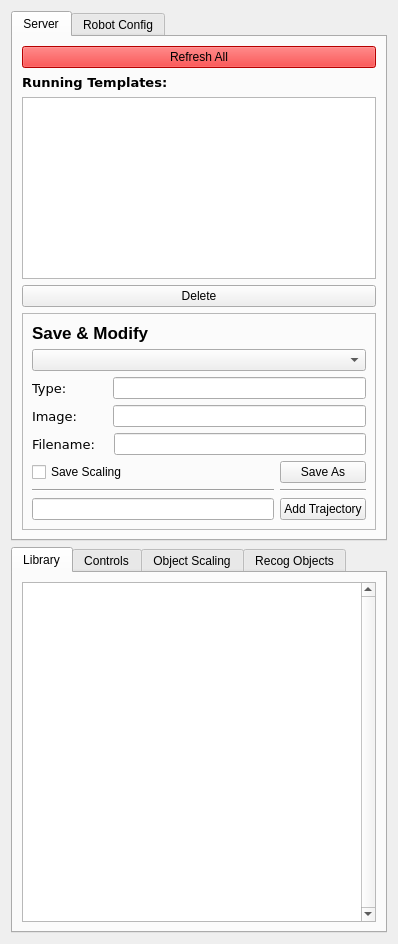
Old version of the form rviz_affordance_template_panel/ui/rviz_affordance_template_panel.ui in the repository atomoclast/affordance_templates.
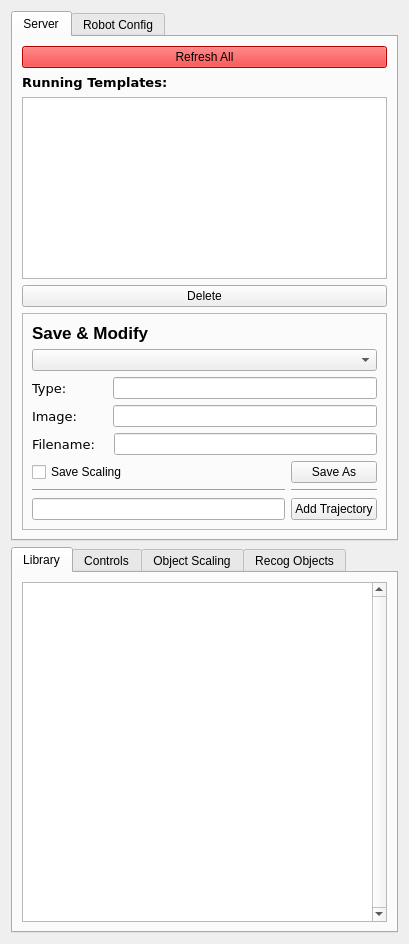
New version of the form. The open tabs and pages were chosen to show the change. Icons and pictures are not drawn.

Patch:
```diff
--- a/rviz_affordance_template_panel/ui/rviz_affordance_template_panel.ui
+++ b/rviz_affordance_template_panel/ui/rviz_affordance_template_panel.ui
@@ -6,7 +6,7 @@
    <rect>
     <x>0</x>
     <y>0</y>
-    <width>398</width>
+    <width>409</width>
     <height>944</height>
    </rect>
   </property>
```
Left out of the diff: 2 changed lines with no effect on the pictures.
